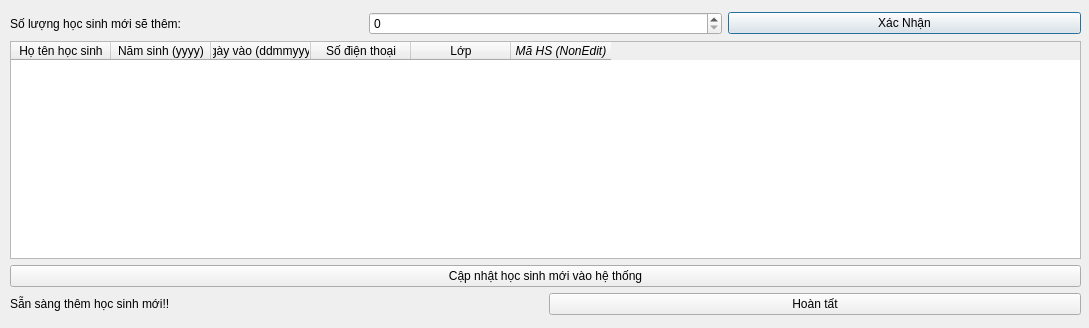
Before: the Qt Designer form TranslateUiPyPackage/ui_ip/M12_tbwthemhocsinh.ui in longpham6595/kvmanagement, drawn with Qt 5.
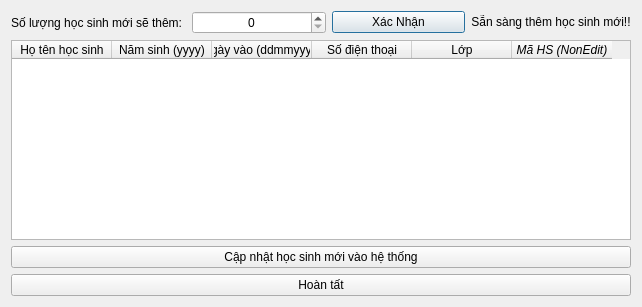
After: the same form once the commit is applied.

Diff of the .ui file:
```diff
--- a/TranslateUiPyPackage/ui_ip/M12_tbwthemhocsinh.ui
+++ b/TranslateUiPyPackage/ui_ip/M12_tbwthemhocsinh.ui
@@ -6,34 +6,35 @@
    <rect>
     <x>0</x>
     <y>0</y>
-    <width>1089</width>
-    <height>328</height>
+    <width>640</width>
+    <height>307</height>
    </rect>
   </property>
   <property name="windowTitle">
    <string>Dialog</string>
   </property>
-  <widget class="QWidget" name="layoutWidget">
-   <property name="geometry">
-    <rect>
-     <x>10</x>
-     <y>12</y>
-     <width>1071</width>
-     <height>303</height>
-    </rect>
-   </property>
    <layout class="QVBoxLayout" name="verticalLayout">
     <item>
-     <layout class="QHBoxLayout" name="horizontalLayout_2">
+    <layout class="QHBoxLayout" name="horizontalLayout">
       <item>
        <widget class="QLabel" name="lbslhsmst">
+       <property name="sizePolicy">
+        <sizepolicy hsizetype="Fixed" vsizetype="Preferred">
+         <horstretch>0</horstretch>
+         <verstretch>0</verstretch>
+        </sizepolicy>
+       </property>
         <property name="text">
          <string>Số lượng học sinh mới sẽ thêm: </string>
         </property>
        </widget>
       </item>
       <item>
-       <widget class="QSpinBox" name="sohs"/>
+      <widget class="QSpinBox" name="sohs">
+       <property name="alignment">
+        <set>Qt::AlignCenter</set>
+       </property>
+      </widget>
       </item>
       <item>
        <widget class="QPushButton" name="xacnhan">
@@ -42,6 +43,22 @@
         </property>
        </widget>
       </item>
+     <item>
+      <widget class="QLabel" name="thongbao">
+       <property name="sizePolicy">
+        <sizepolicy hsizetype="Preferred" vsizetype="Fixed">
+         <horstretch>0</horstretch>
+         <verstretch>0</verstretch>
+        </sizepolicy>
+       </property>
+       <property name="text">
+        <string>Sẵn sàng thêm học sinh mới!!</string>
+       </property>
+       <property name="alignment">
+        <set>Qt::AlignCenter</set>
+       </property>
+      </widget>
+     </item>
      </layout>
     </item>
     <item>
@@ -54,8 +71,8 @@
       </property>
       <property name="minimumSize">
        <size>
-        <width>200</width>
-        <height>0</height>
+       <width>620</width>
+       <height>200</height>
        </size>
       </property>
       <property name="sizeAdjustPolicy">
@@ -132,15 +149,6 @@
      </widget>
     </item>
     <item>
-     <layout class="QHBoxLayout" name="horizontalLayout">
-      <item>
-       <widget class="QLabel" name="thongbao">
-        <property name="text">
-         <string>Sẵn sàng thêm học sinh mới!!</string>
-        </property>
-       </widget>
-      </item>
-      <item>
        <widget class="QPushButton" name="hoantat">
         <property name="text">
          <string>Hoàn tất</string>
@@ -148,9 +156,6 @@
        </widget>
       </item>
      </layout>
-    </item>
-   </layout>
-  </widget>
  </widget>
  <resources/>
  <connections/>
```
Lines whose indentation alone changed are shown as unchanged.
